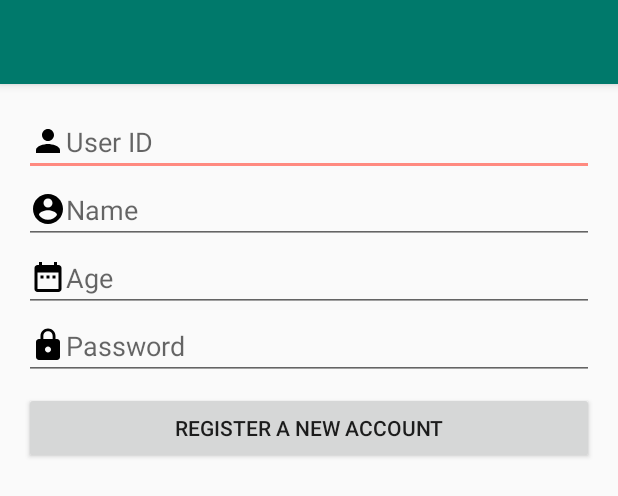
After one commit to DobaKung/mobilefinal, an Android app: the layout fragment_register.xml on its own in the app's theme, with its tools: preview values and no code run, on a phone screen of 412 x 824 dp. The commit adds this screen. Shown: the top 496 px of the screen. Run offline under Robolectric (Android 15) with nearby library versions, the phone set to English and light mode, and no system bars.

Commit message:
Add Register fragment layout

```diff
--- /dev/null
+++ b/app/src/main/res/drawable/ic_account_circle_black_24dp.xml
@@ -0,0 +1,9 @@
+<vector xmlns:android="http://schemas.android.com/apk/res/android"
+        android:width="24dp"
+        android:height="24dp"
+        android:viewportWidth="24.0"
+        android:viewportHeight="24.0">
+    <path
+        android:fillColor="#FF000000"
+        android:pathData="M12,2C6.48,2 2,6.48 2,12s4.48,10 10,10 10,-4.48 10,-10S17.52,2 12,2zM12,5c1.66,0 3,1.34 3,3s-1.34,3 -3,3 -3,-1.34 -3,-3 1.34,-3 3,-3zM12,19.2c-2.5,0 -4.71,-1.28 -6,-3.22 0.03,-1.99 4,-3.08 6,-3.08 1.99,0 5.97,1.09 6,3.08 -1.29,1.94 -3.5,3.22 -6,3.22z"/>
+</vector>
--- /dev/null
+++ b/app/src/main/res/drawable/ic_date_range_black_24dp.xml
@@ -0,0 +1,9 @@
+<vector xmlns:android="http://schemas.android.com/apk/res/android"
+        android:width="24dp"
+        android:height="24dp"
+        android:viewportWidth="24.0"
+        android:viewportHeight="24.0">
+    <path
+        android:fillColor="#FF000000"
+        android:pathData="M9,11L7,11v2h2v-2zM13,11h-2v2h2v-2zM17,11h-2v2h2v-2zM19,4h-1L18,2h-2v2L8,4L8,2L6,2v2L5,4c-1.11,0 -1.99,0.9 -1.99,2L3,20c0,1.1 0.89,2 2,2h14c1.1,0 2,-0.9 2,-2L21,6c0,-1.1 -0.9,-2 -2,-2zM19,20L5,20L5,9h14v11z"/>
+</vector>
--- /dev/null
+++ b/app/src/main/res/layout/fragment_register.xml
@@ -0,0 +1,87 @@
+<?xml version="1.0" encoding="utf-8"?>
+<android.support.constraint.ConstraintLayout
+    xmlns:android="http://schemas.android.com/apk/res/android"
+    xmlns:app="http://schemas.android.com/apk/res-auto"
+    xmlns:tools="http://schemas.android.com/tools"
+    android:layout_width="match_parent"
+    android:layout_height="match_parent">
+
+    <android.support.v7.widget.Toolbar
+        android:id="@+id/register_toolbar"
+        android:layout_width="0dp"
+        android:layout_height="wrap_content"
+        android:background="?attr/colorPrimary"
+        android:elevation="4dp"
+        android:minHeight="?attr/actionBarSize"
+        android:theme="?attr/actionBarTheme"
+        app:layout_constraintEnd_toEndOf="parent"
+        app:layout_constraintStart_toStartOf="parent"
+        app:layout_constraintTop_toTopOf="parent" />
+
+    <ScrollView
+        android:id="@+id/register_scroll"
+        android:layout_width="0dp"
+        android:layout_height="0dp"
+        app:layout_constraintBottom_toBottomOf="parent"
+        app:layout_constraintEnd_toEndOf="parent"
+        app:layout_constraintStart_toStartOf="parent"
+        app:layout_constraintTop_toBottomOf="@+id/register_toolbar">
+
+        <LinearLayout
+            android:layout_width="match_parent"
+            android:layout_height="wrap_content"
+            android:orientation="vertical"
+            android:padding="16dp">
+
+            <EditText
+                android:id="@+id/register_inp_user_id"
+                android:layout_width="match_parent"
+                android:layout_height="wrap_content"
+                android:autofillHints=""
+                android:drawableStart="@drawable/ic_person_black_24dp"
+                android:ems="10"
+                android:hint="@string/username"
+                android:inputType="textPersonName"
+                tools:layout_editor_absoluteX="98dp"
+                tools:layout_editor_absoluteY="96dp" />
+
+            <EditText
+                android:id="@+id/register_inp_name"
+                android:layout_width="match_parent"
+                android:layout_height="wrap_content"
+                android:autofillHints=""
+                android:drawableStart="@drawable/ic_account_circle_black_24dp"
+                android:ems="10"
+                android:hint="@string/name"
+                android:inputType="textPersonName" />
+
+            <EditText
+                android:id="@+id/register_inp_age"
+                android:layout_width="match_parent"
+                android:layout_height="wrap_content"
+                android:drawableStart="@drawable/ic_date_range_black_24dp"
+                android:ems="10"
+                android:hint="@string/age"
+                android:importantForAutofill="no"
+                android:inputType="textPersonName" />
+
+            <EditText
+                android:id="@+id/register_inp_pwd"
+                android:layout_width="match_parent"
+                android:layout_height="wrap_content"
+                android:drawableStart="@drawable/ic_lock_black_24dp"
+                android:ems="10"
+                android:hint="@string/password"
+                android:importantForAutofill="no"
+                android:inputType="textPassword" />
+
+            <Button
+                android:id="@+id/register_btn_register"
+                android:layout_width="match_parent"
+                android:layout_height="wrap_content"
+                android:layout_marginTop="8dp"
+                android:text="@string/register_new_ac" />
+        </LinearLayout>
+    </ScrollView>
+
+</android.support.constraint.ConstraintLayout>
--- a/app/src/main/res/values/strings.xml
+++ b/app/src/main/res/values/strings.xml
@@ -4,4 +4,6 @@
     <string name="password">Password</string>
     <string name="log_in">Log in</string>
     <string name="register_new_ac">Register a new account</string>
+    <string name="name">Name</string>
+    <string name="age">Age</string>
 </resources>
```
